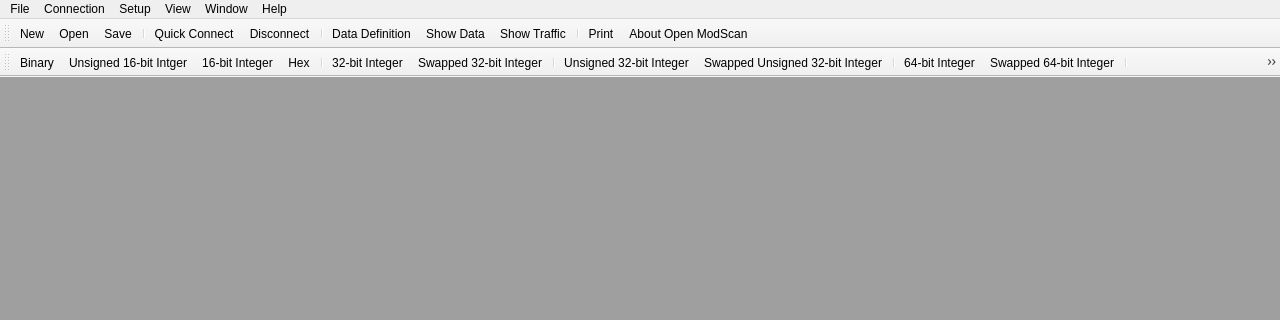
sanny32/OpenModScan, file omodscan/mainwindow.ui: the form before one commit; both pictures show x 0 to 1280 and y 0 to 320 of the 1280 by 720 pixel window.
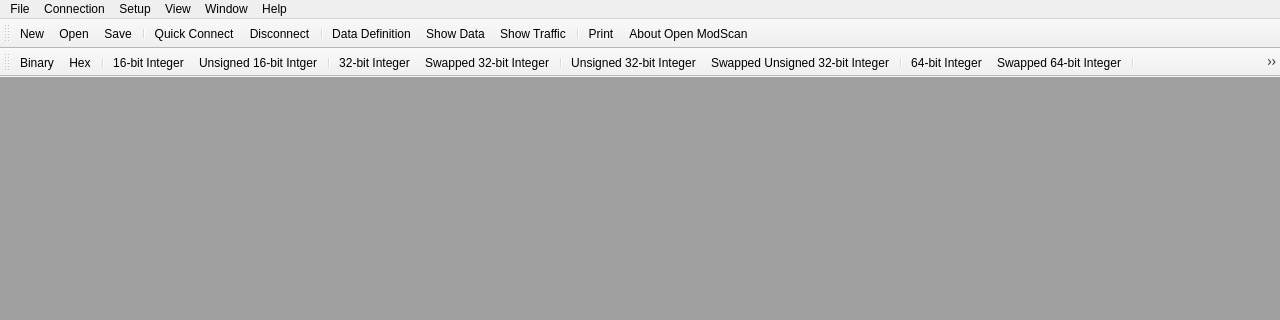
The form after the commit. Icons and pictures are not drawn.

What changed in the file:
```diff
--- a/omodscan/mainwindow.ui
+++ b/omodscan/mainwindow.ui
@@ -227,6 +227,12 @@
    <property name="windowTitle">
     <string>Display Bar</string>
    </property>
+   <property name="iconSize">
+    <size>
+     <width>24</width>
+     <height>24</height>
+    </size>
+   </property>
    <attribute name="toolBarArea">
     <enum>TopToolBarArea</enum>
    </attribute>
@@ -234,10 +240,11 @@
     <bool>true</bool>
    </attribute>
    <addaction name="actionBinary"/>
-   <addaction name="actionUInt16"/>
-   <addaction name="actionInt16"/>
    <addaction name="actionHex"/>
    <addaction name="separator"/>
+   <addaction name="actionInt16"/>
+   <addaction name="actionUInt16"/>
+   <addaction name="separator"/>
    <addaction name="actionInt32"/>
    <addaction name="actionSwappedInt32"/>
    <addaction name="separator"/>
```
Left out of the diff: 12 changed lines with no effect on the pictures.
